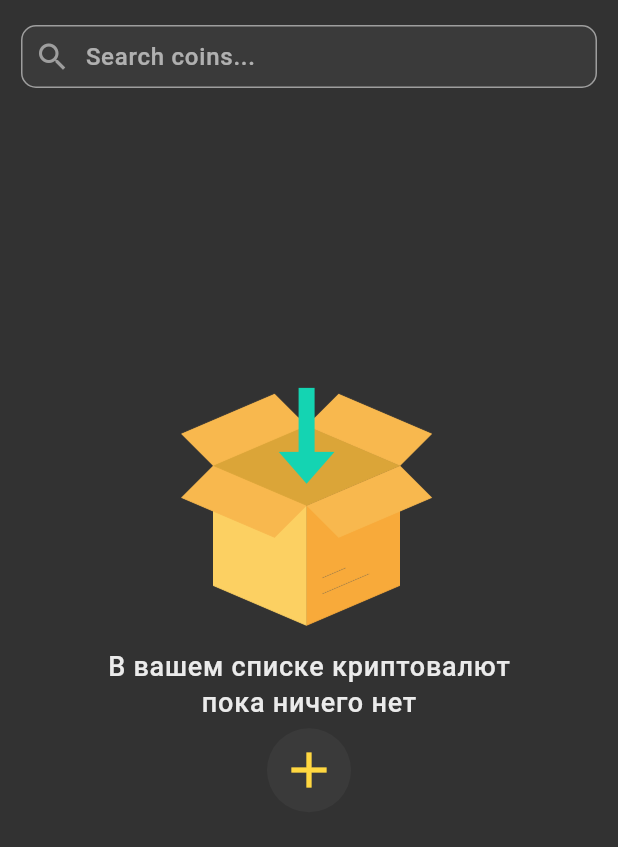
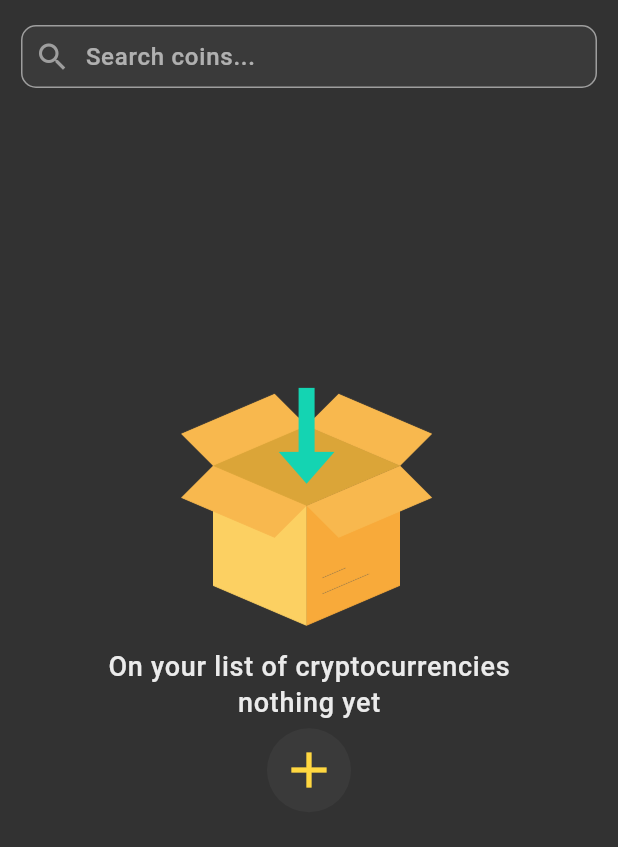
Before and after one commit to MunIine/Crypto_tracker, a Flutter app: the screen it shows after launch, on a phone screen of 412 x 824 dp, the part 59-906 px from its top. Run offline on Flutter 3.47's test engine with Material 3 defaults, Android fonts, the phone set to English and light mode, and no system bars; our stand-ins replace auto_route, dio, equatable, flutter_bloc, get_it, hive_flutter and 1 more; missing offline and left inert: talker_bloc_logger, talker_dio_logger; accounts and stored records are empty; generated files the repository leaves out were written again; network calls fail; statements that could not run were skipped.

Commit message:
Add few locale

```diff
--- a/lib/features/crypto_list/widgets/initial_screen.dart
+++ b/lib/features/crypto_list/widgets/initial_screen.dart
@@ -18,10 +18,10 @@ class InitialScreen extends StatelessWidget {
         ),
         const SizedBox(height: 10),
         Text(
-          "В вашем списке криптовалют",
+          S.of(context).onYourListOfCryptocurrencies,
           style: theme.textTheme.labelMedium?.copyWith(color: Colors.white.withOpacity(0.9))),
         Text(
-          "пока ничего нет",
+          S.of(context).nothingYet,
           style: theme.textTheme.labelMedium?.copyWith(color: Colors.white.withOpacity(0.9))),
         const SizedBox(height: 5),
         Container(
--- a/lib/features/search_bottom_sheet/view/search_bottom_sheet.dart
+++ b/lib/features/search_bottom_sheet/view/search_bottom_sheet.dart
@@ -22,12 +22,6 @@ class SearchBottomSheet extends StatefulWidget {
 
 class _SearchBottomSheetState extends State<SearchBottomSheet> {
   final controller = TextEditingController();
-
-  // @override
-  // void initState() {
-  //   BlocProvider.of<CryptoCoinsAllBloc>(context).add(LoadCryptoCoinsAll());
-  //   super.initState();
-  // }
 
   @override
   Widget build(BuildContext context) {
--- a/lib/l10n/intl_en.arb
+++ b/lib/l10n/intl_en.arb
@@ -12,5 +12,7 @@
   "cannotFindTheCryptoCoin": "We cannot find the crypto coin",
   "maybeALittleMistake": "maybe a little mistake?",
   "enterNameOrSymbol": "Enter name or symbol",
-  "inSearchLine": "in search line"
+  "inSearchLine": "in search line",
+  "onYourListOfCryptocurrencies": "On your list of cryptocurrencies",
+  "nothingYet": "nothing yet"
 }
--- a/lib/l10n/intl_ru.arb
+++ b/lib/l10n/intl_ru.arb
@@ -12,5 +12,7 @@
   "cannotFindTheCryptoCoin": "Мы не можем найти криптовалюту",
   "maybeALittleMistake": "возможно допущена ошибка?",
   "enterNameOrSymbol": "Введите название или символ",
-  "inSearchLine": "в строку поиска"
+  "inSearchLine": "в строку поиска",
+  "onYourListOfCryptocurrencies": "В вашем списке криптовалют",
+  "nothingYet": "пока ничего нет"
 }
```
Also changed, not shown: lib/generated/intl/messages_en.dart, lib/generated/intl/messages_ru.dart, lib/generated/l10n.dart.
